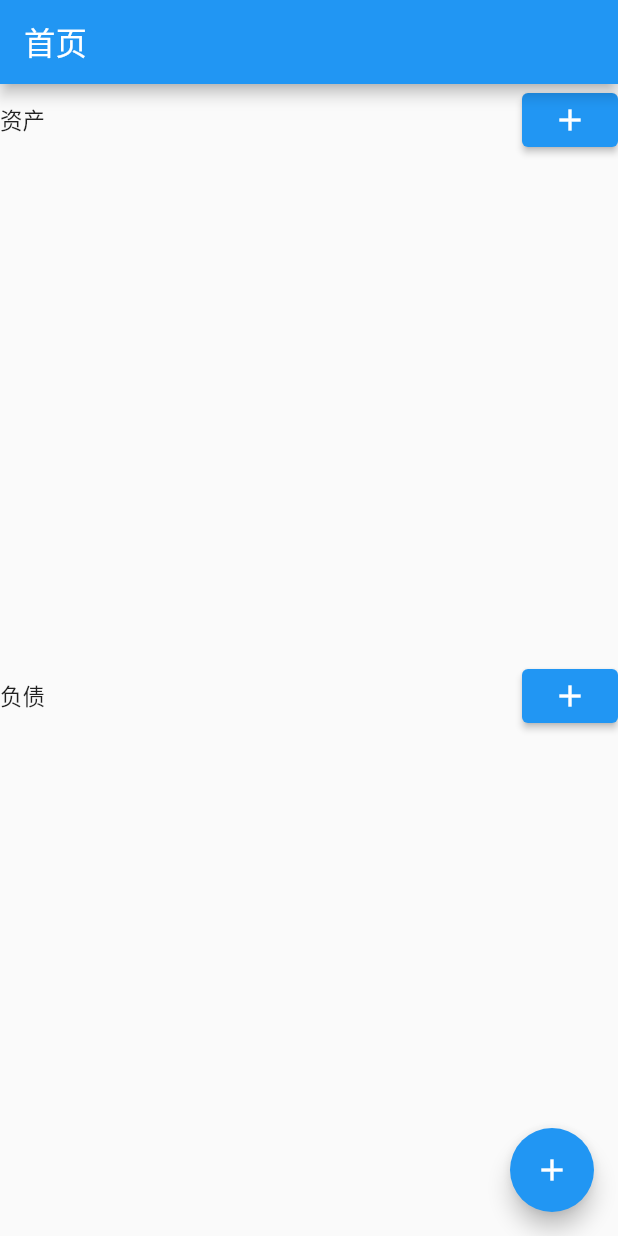
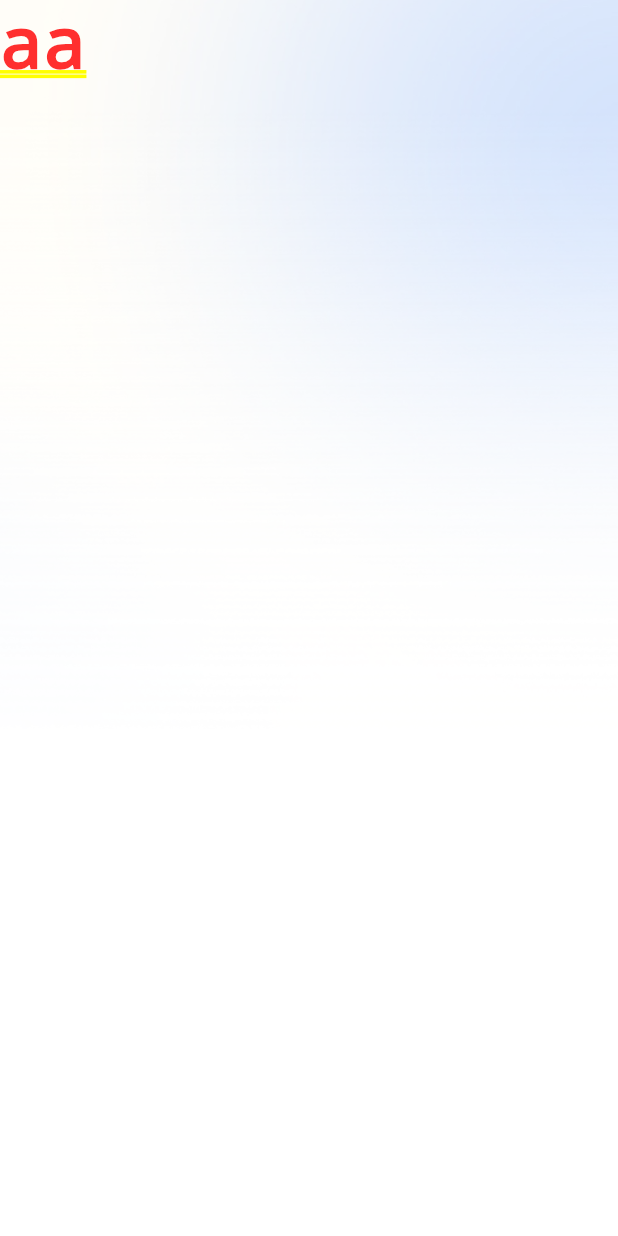
Before and after one commit to zhangrunhao/account_flutter, a Flutter app: the screen it shows after launch, on a phone screen of 412 x 824 dp. Run offline on Flutter 3.47's test engine with Material 2 defaults, Android fonts, the phone set to English and light mode, and no system bars; our stand-ins replace decimal, sqflite; accounts and stored records are empty.

Commit message:
complete bg ui

```diff
--- a/lib/pages/home/home_page.dart
+++ b/lib/pages/home/home_page.dart
@@ -1,5 +1,4 @@
-import 'package:account_flutter/bean/trade_bean.dart';
-import 'package:account_flutter/pages/home/wallet_widget.dart';
+import 'package:account_flutter/widgets/bg_widget.dart';
 import 'package:flutter/material.dart';
 
 class HomePage extends StatefulWidget {
@@ -11,27 +10,39 @@ class HomePage extends StatefulWidget {
 }
 
 class _HomePageState extends State<HomePage> {
-  List<TradeBean> trades = [];
-  @override
-  void initState() {
-    super.initState();
-  }
 
   @override
   Widget build(BuildContext context) {
-    return Scaffold(
-      appBar: AppBar(
-        title: const Text("首页"),
-      ),
-      body: const WalletWidget(),
-      floatingActionButton: FloatingActionButton(
-        onPressed: () {
-          Navigator.pushNamed(context, "trade").then((value) {
-            // 更新对应账户的余额
-          });
-        },
-        child: const Icon(Icons.add),
-      ),
+    return const BgWidget(
+      child: Text("aa"),
     );
   }
 }
+
+
+
+// class _HomePageState extends State<HomePage> {
+//   List<TradeBean> trades = [];
+//   @override
+//   void initState() {
+//     super.initState();
+//   }
+
+//   @override
+//   Widget build(BuildContext context) {
+//     return Scaffold(
+//       appBar: AppBar(
+//         title: const Text("首页"),
+//       ),
+//       body: const WalletWidget(),
+//       floatingActionButton: FloatingActionButton(
+//         onPressed: () {
+//           Navigator.pushNamed(context, "trade").then((value) {
+//             // 更新对应账户的余额
+//           });
+//         },
+//         child: const Icon(Icons.add),
+//       ),
+//     );
+//   }
+// }
--- /dev/null
+++ b/lib/widgets/bg_widget.dart
@@ -0,0 +1,36 @@
+import 'package:flutter/material.dart';
+
+class BgWidget extends StatelessWidget {
+  final Widget child;
+
+  const BgWidget({super.key, required this.child});
+  @override
+  Widget build(BuildContext context) {
+    return Container(
+      height: MediaQuery.of(context).size.height,
+      width: MediaQuery.of(context).size.width,
+      decoration: const BoxDecoration(
+        color: Colors.white,
+      ),
+      child: Stack(
+        alignment: AlignmentDirectional.topStart,
+        children: [
+          Align(
+            alignment: Alignment.topRight,
+            child: Container(
+              height: 486,
+              width: MediaQuery.of(context).size.width,
+              decoration: const BoxDecoration(
+                image: DecorationImage(
+                  image: AssetImage("images/bg/mask_6.png"),
+                  fit: BoxFit.fitWidth,
+                ),
+              ),
+            ),
+          ),
+          SafeArea(child: child,)
+        ],
+      ),
+    );
+  }
+}
--- a/pubspec.yaml
+++ b/pubspec.yaml
@@ -21,4 +21,5 @@ flutter:
   assets:
     - images/account_icons/
     - images/cates/
+    - images/bg/
     - json/
```
Also changed, not shown: lib/pages/account_create/account_create_page.dart (added, +17 -0 lines), lib/pages/account_create/account_icon_list.dart (added, +45 -0 lines), images/bg/mask_6.png (added), 1 other file.
